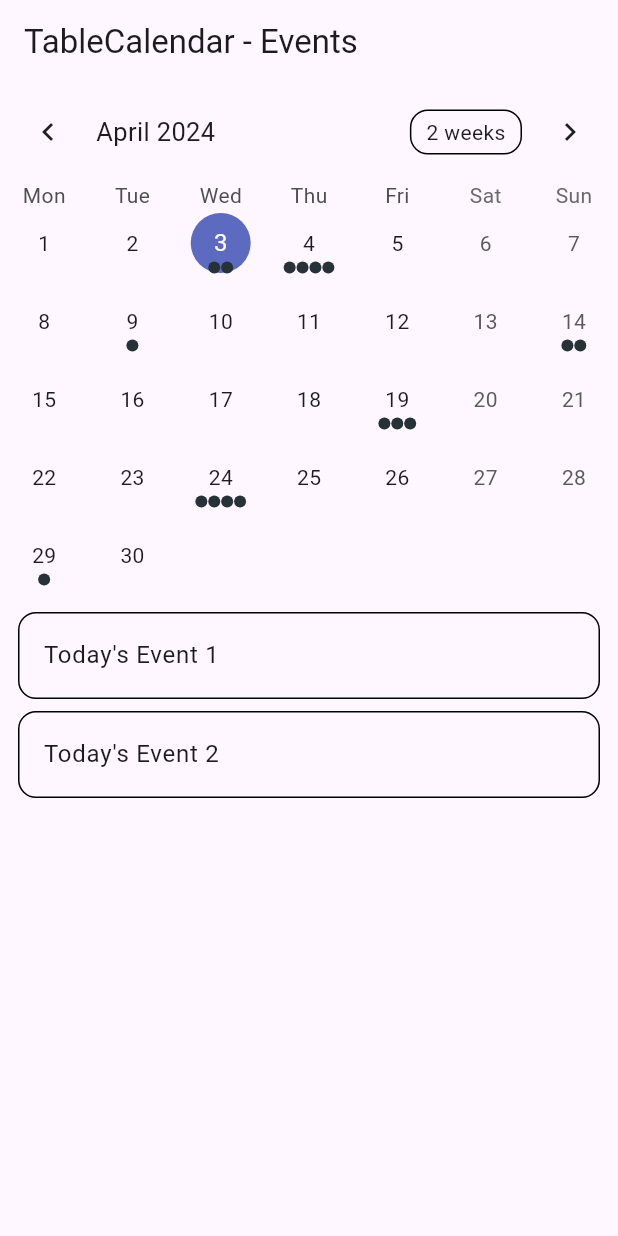
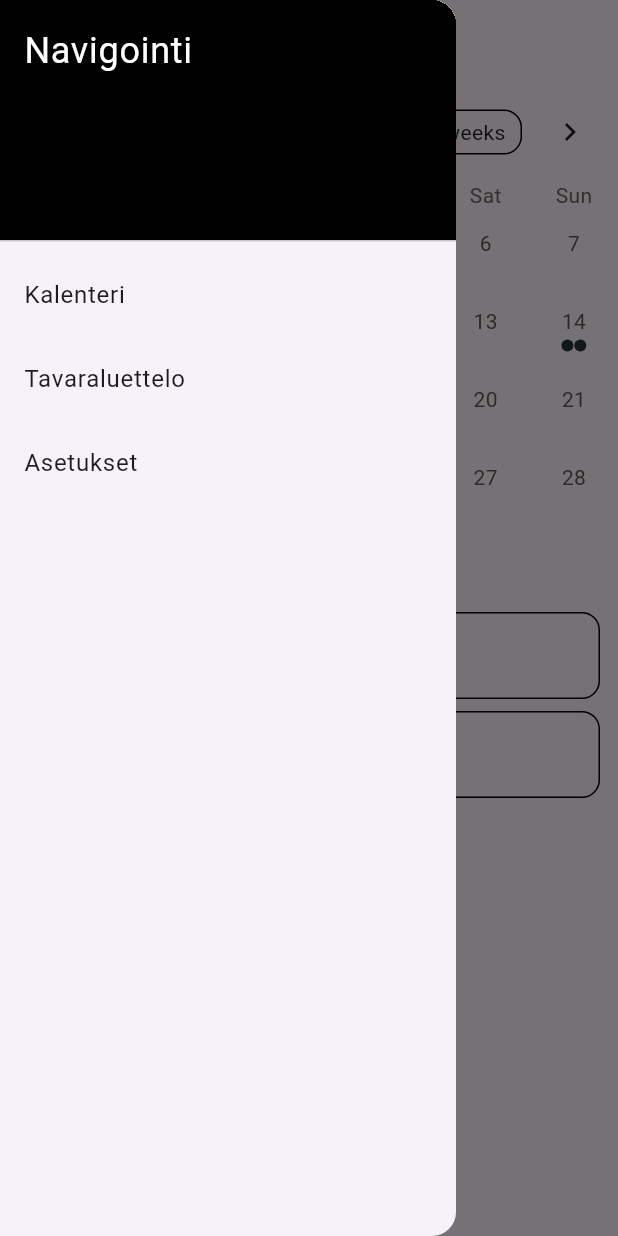
Before and after one commit to LuminaryEventsCalendarApp/CalendarApp, a Flutter app: the screen it shows once a user with an empty profile is signed in, with the side drawer open (before the commit the screen has no drawer), on a phone screen of 412 x 824 dp. Run offline on Flutter 3.47's test engine with Material 3 defaults, Android fonts, the phone set to English and light mode, and no system bars; drawn by our look-alikes of table_calendar; our stand-ins replace firebase_auth, firebase_core, local_auth; missing offline and left inert: dart:html, side_navigation; accounts and stored records are empty.

Commit message:
Merging navbar, setting and inventory

```diff
--- a/calendarapp/lib/calendar.dart
+++ b/calendarapp/lib/calendar.dart
@@ -1,5 +1,8 @@
 import 'package:flutter/material.dart';
 import 'package:table_calendar/table_calendar.dart';
+import 'package:side_navigation/side_navigation.dart';
+import 'settings.dart';
+import 'inventory.dart';
 
 import '../utils.dart';
 
@@ -19,6 +22,17 @@ class _CalendarState extends State<Calendar> {
   DateTime? _selectedDay;
   DateTime? _rangeStart;
   DateTime? _rangeEnd;
+  List<Widget> views = const [
+    Center(
+      child: Text('Dashboard'),
+    ),
+    Center(
+      child: Text('Account'),
+    ),
+    Center(
+      child: Text('Settings'),
+    ),
+  ];
 
   @override
   void initState() {
@@ -87,6 +101,57 @@ class _CalendarState extends State<Calendar> {
       appBar: AppBar(
         title: const Text('TableCalendar - Events'),
       ),
+      drawer: Drawer(
+        child: ListView(
+          padding: EdgeInsets.zero,
+          children: [
+            const DrawerHeader(
+              decoration: BoxDecoration(
+                color: Color.fromARGB(255, 0, 0, 0),
+              ),
+              child: Text(
+                'Navigointi',
+                style: TextStyle(
+                  color: Colors.white,
+                  fontSize: 24,
+                ),
+              ),
+            ),
+            ListTile(
+              title: const Text('Kalenteri'),
+              onTap: () {
+                 Navigator.push(
+            context,
+            MaterialPageRoute(builder: (context) => Calendar()),
+          );
+                // Add navigation logic for option 1 here
+              },
+            ),
+            ListTile(
+              title: const Text('Tavaraluettelo'),
+              onTap: () {
+                 Navigator.push(
+            context,
+            MaterialPageRoute(builder: (context) => const Inventory()),
+          );
+                // Add navigation logic for option 2 here
+              },
+            ),
+            ListTile(
+              title: const Text('Asetukset'),
+              onTap: () {
+                 Navigator.pop(context);
+                 Navigator.push(
+            context,
+            MaterialPageRoute(builder: (context) => const Settings()),
+          );
+                // Add navigation logic for option 1 here
+              },
+            ),
+            // Add more options as needed
+          ],
+        ),
+      ),
       body: Column(
         children: [
           TableCalendar<Event>(
--- a/calendarapp/pubspec.yaml
+++ b/calendarapp/pubspec.yaml
@@ -41,6 +41,7 @@ dependencies:
   firebase_core: ^2.27.1
   firebase_auth: ^4.18.0
   local_auth: ^2.2.0
+  side_navigation: ^1.0.4
 
 dev_dependencies:
   flutter_test:
```
Also changed, not shown: calendarapp/lib/inventory.dart (added, +153 -0 lines), calendarapp/lib/settings.dart (added, +146 -0 lines), calendarapp/pubspec.lock.
